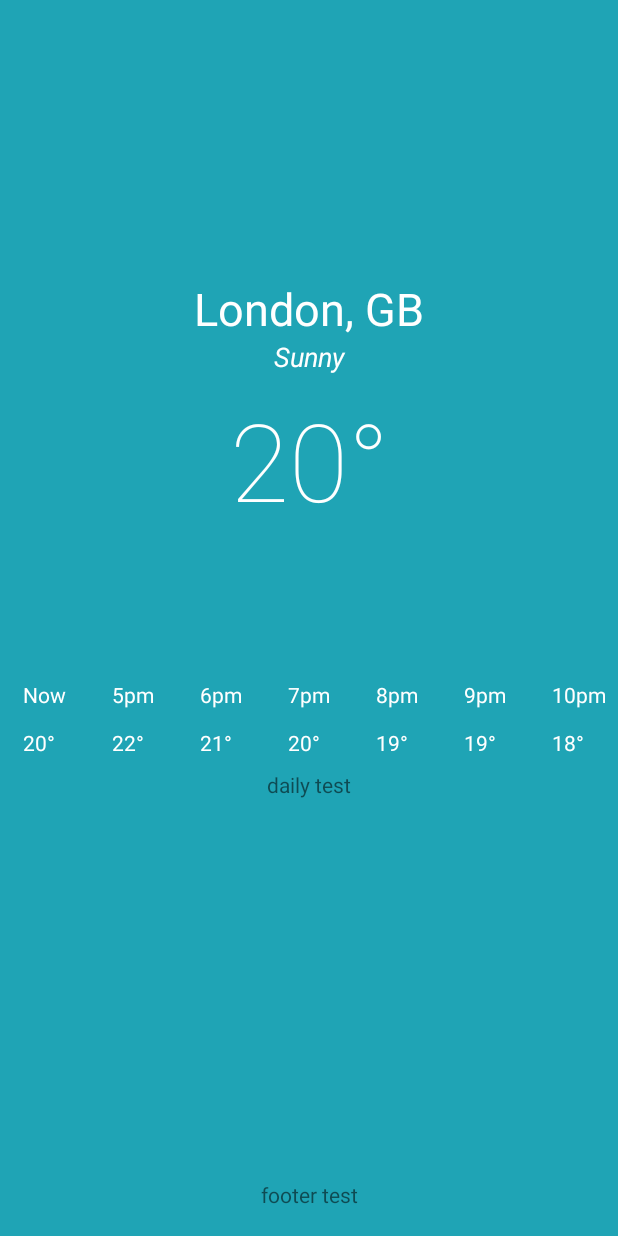
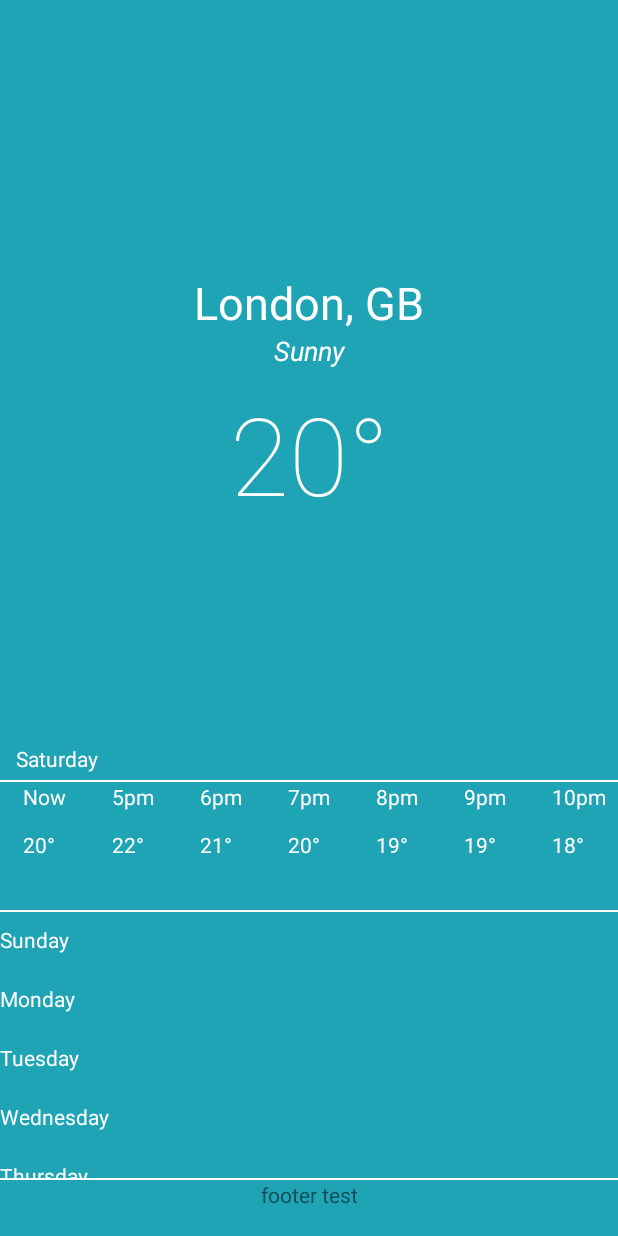
Before and after one commit to stefannovak/clear_weather, an Android app: the screen it shows after launch (MainActivity), on a phone screen of 412 x 824 dp. Run offline under Robolectric (Android 15) with nearby library versions, the phone set to English and light mode, and no system bars.

Commit message:
Done for saturday.

```diff
--- a/app/src/main/java/com/stefanalexnovak/weatherapplication/MainActivity.kt
+++ b/app/src/main/java/com/stefanalexnovak/weatherapplication/MainActivity.kt
@@ -47,8 +47,7 @@ class MainActivity : AppCompatActivity() {
                 val weatherDescription = weatherData.weather[0].description
 
                 cityText.text = locationText
-                tempText.text = tempNumber.toString() + "c"
-//                hourlyScrollView.text = time.toString()
+                tempText.text = tempNumber.toString() + "°"
                 weatherSummaryText.text = weatherDescription
             }
         })
--- a/app/src/main/res/layout/activity_main.xml
+++ b/app/src/main/res/layout/activity_main.xml
@@ -29,7 +29,7 @@
         android:id="@+id/tempText"
         android:layout_width="155dp"
         android:layout_height="103dp"
-        android:layout_marginBottom="92dp"
+        android:layout_marginBottom="164dp"
         android:fontFamily="sans-serif-thin"
         android:text="@string/temperatureValue"
         android:textAlignment="center"
@@ -40,25 +40,16 @@
         app:layout_constraintStart_toStartOf="parent" />
 
     <TextView
-        android:id="@+id/textView3"
-        android:layout_width="411dp"
-        android:layout_height="273dp"
-        android:text="@string/dailyText"
+        android:id="@+id/currentDayText"
+        android:layout_width="75dp"
+        android:layout_height="25dp"
+        android:fontFamily="sans-serif-thin"
+        android:text="@string/currentDayText"
         android:textAlignment="center"
-        app:layout_constraintBottom_toTopOf="@+id/textView4"
-        app:layout_constraintEnd_toEndOf="parent"
-        app:layout_constraintHorizontal_bias="1.0"
-        app:layout_constraintStart_toStartOf="parent" />
-
-    <TextView
-        android:id="@+id/textView4"
-        android:layout_width="0dp"
-        android:layout_height="37dp"
-        android:text="@string/footerText"
-        android:textAlignment="center"
-        app:layout_constraintBottom_toBottomOf="parent"
-        app:layout_constraintEnd_toEndOf="parent"
-        app:layout_constraintHorizontal_bias="1.0"
+        android:textColor="#FFFFFF"
+        android:textSize="14sp"
+        android:textStyle="bold"
+        app:layout_constraintBottom_toTopOf="@+id/horizontalScrollView"
         app:layout_constraintStart_toStartOf="parent" />
 
     <TextView
@@ -77,11 +68,19 @@
         app:layout_constraintHorizontal_bias="0.0"
         app:layout_constraintStart_toStartOf="parent" />
 
+    <View
+        android:id="@+id/hourlyWhiteLine"
+        android:layout_width="match_parent"
+        android:layout_height="1dp"
+        android:background="#fff"
+        app:layout_constraintBottom_toTopOf="@+id/horizontalScrollView" />
+
     <HorizontalScrollView
         android:id="@+id/horizontalScrollView"
         android:layout_width="0dp"
-        android:layout_height="60dp"
-        app:layout_constraintBottom_toTopOf="@+id/textView3"
+        android:layout_height="85dp"
+        android:scrollbars="none"
+        app:layout_constraintBottom_toTopOf="@+id/scrollView2"
         app:layout_constraintEnd_toEndOf="parent"
         app:layout_constraintHorizontal_bias="0.0"
         app:layout_constraintStart_toStartOf="parent">
@@ -192,11 +191,108 @@
         </LinearLayout>
     </HorizontalScrollView>
 
-    <androidx.constraintlayout.widget.Guideline
-        android:id="@+id/guideline"
-        android:layout_width="wrap_content"
-        android:layout_height="wrap_content"
-        android:orientation="vertical"
-        app:layout_constraintGuide_percent="0.05109489" />
+    <View
+        android:id="@+id/hourlyWhiteLineBottom"
+        android:layout_width="match_parent"
+        android:layout_height="1dp"
+        android:background="#fff"
+        app:layout_constraintTop_toBottomOf="@+id/horizontalScrollView" />
+
+    <ScrollView
+        android:id="@+id/scrollView2"
+        android:layout_width="match_parent"
+        android:layout_height="180dp"
+        app:layout_constraintBottom_toTopOf="@+id/footerView"
+        app:layout_constraintEnd_toEndOf="parent"
+        app:layout_constraintHorizontal_bias="0.0"
+        app:layout_constraintStart_toStartOf="parent">
+
+        <LinearLayout
+            android:layout_width="match_parent"
+            android:layout_height="wrap_content"
+            android:orientation="vertical">
+
+            <TextView
+                android:id="@+id/oneDay"
+                android:layout_width="match_parent"
+                android:layout_height="wrap_content"
+                android:text="@string/nextDay"
+                android:textColor="#fff"
+                android:layout_marginTop="10dp"
+                android:layout_marginBottom="10dp"/>
+
+            <TextView
+                android:id="@+id/twoDay"
+                android:layout_width="match_parent"
+                android:layout_height="wrap_content"
+                android:text="@string/twoDay"
+                android:textColor="#fff"
+                android:layout_marginTop="10dp"
+                android:layout_marginBottom="10dp" />
+
+            <TextView
+                android:id="@+id/threeDay"
+                android:layout_width="match_parent"
+                android:layout_height="wrap_content"
+                android:text="@string/threeDay"
+                android:textColor="#fff"
+                android:layout_marginTop="10dp"
+                android:layout_marginBottom="10dp" />
+
+            <TextView
+                android:id="@+id/fourDay"
+                android:layout_width="match_parent"
+                android:layout_height="wrap_content"
+                android:text="@string/fourDay"
+                android:textColor="#fff"
+                android:layout_marginTop="10dp"
+                android:layout_marginBottom="10dp"/>
+
+            <TextView
+                android:id="@+id/fiveDay"
+                android:layout_width="match_parent"
+                android:layout_height="wrap_content"
+                android:text="@string/fiveDay"
+                android:textColor="#fff"
+                android:layout_marginTop="10dp"
+                android:layout_marginBottom="10dp" />
+
+            <TextView
+                android:id="@+id/sixDay"
+                android:layout_width="match_parent"
+                android:layout_height="wrap_content"
+                android:text="@string/sixDay"
+                android:textColor="#fff"
+                android:layout_marginTop="10dp"
+                android:layout_marginBottom="10dp" />
+
+            <TextView
+                android:id="@+id/sevenDay"
+                android:layout_width="match_parent"
+                android:layout_height="wrap_content"
+                android:text="@string/sevenDay"
+                android:textColor="#fff"
+                android:layout_marginTop="10dp"
+                android:layout_marginBottom="10dp" />
+        </LinearLayout>
+    </ScrollView>
+
+    <View
+        android:id="@+id/footerWhiteLine"
+        android:layout_width="match_parent"
+        android:layout_height="1dp"
+        android:background="#fff"
+        app:layout_constraintBottom_toTopOf="@+id/footerView" />
+
+    <TextView
+        android:id="@+id/footerView"
+        android:layout_width="0dp"
+        android:layout_height="37dp"
+        android:text="@string/footerText"
+        android:textAlignment="center"
+        app:layout_constraintBottom_toBottomOf="parent"
+        app:layout_constraintEnd_toEndOf="parent"
+        app:layout_constraintHorizontal_bias="1.0"
+        app:layout_constraintStart_toStartOf="parent" />
 
 </androidx.constraintlayout.widget.ConstraintLayout>
--- a/app/src/main/res/values/strings.xml
+++ b/app/src/main/res/values/strings.xml
@@ -16,4 +16,12 @@
     <string name="sevenHour">11pm\n\n18°</string>
     <string name="eightHour">12am\n\n18°</string>
     <string name="nineHour">1am\n\n17°</string>
+    <string name="currentDayText">Saturday</string>
+    <string name="nextDay">Sunday</string>
+    <string name="twoDay">Monday</string>
+    <string name="threeDay">Tuesday</string>
+    <string name="fourDay">Wednesday</string>
+    <string name="fiveDay">Thursday</string>
+    <string name="sixDay">Friday</string>
+    <string name="sevenDay">Saturday</string>
 </resources>
```
